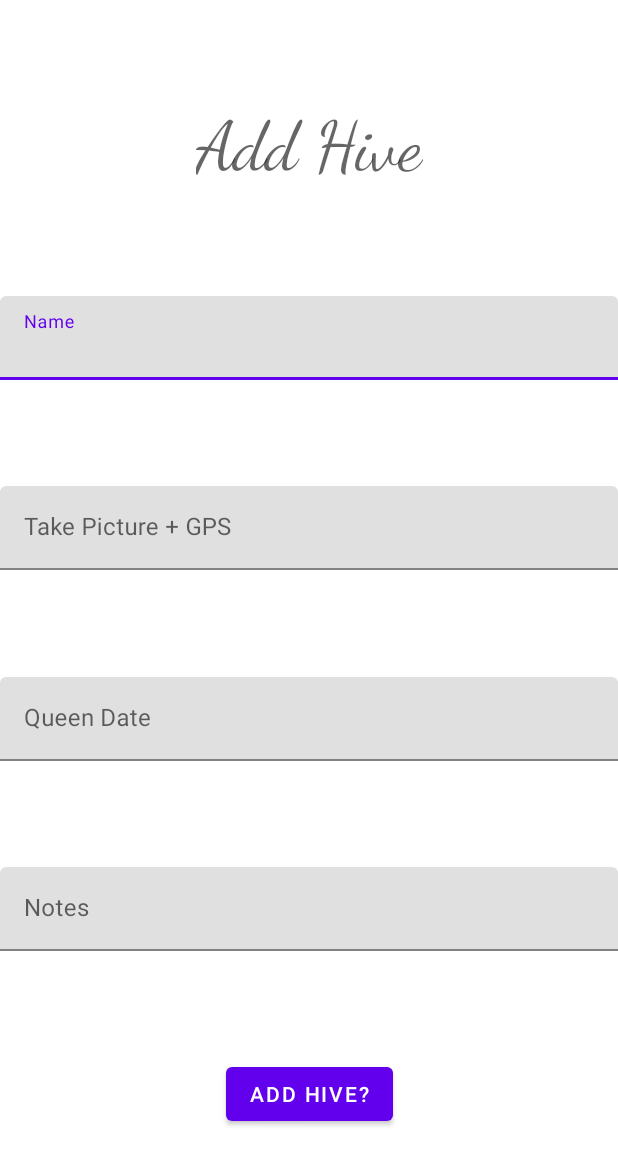
After one commit to typ0ninja/ColonyKeeper, an Android app: the layout add_bee_hive.xml on its own in the app's theme, with its tools: preview values and no code run, on a phone screen of 412 x 824 dp. The commit adds this screen. Shown: the top 1165 px of the screen. Run offline under Robolectric (Android 15) with nearby library versions, the phone set to English and light mode, and no system bars.

Commit message:
Added basic layout for adding BeeHives and BeeYards, still need to stylize and add code.

```diff
--- /dev/null
+++ b/app/src/main/res/layout/add_bee_hive.xml
@@ -0,0 +1,100 @@
+<?xml version="1.0" encoding="utf-8"?>
+<androidx.constraintlayout.widget.ConstraintLayout xmlns:android="http://schemas.android.com/apk/res/android"
+    android:layout_width="match_parent"
+    android:layout_height="match_parent"
+    xmlns:app="http://schemas.android.com/apk/res-auto">
+
+    <TextView
+        android:id="@+id/add_bee_hive_title"
+        android:layout_width="wrap_content"
+        android:layout_height="wrap_content"
+        android:fontFamily="cursive"
+        android:text="@string/add_hive_title"
+        android:textAppearance="@style/TextAppearance.AppCompat.Display2"
+        app:layout_constraintBottom_toTopOf="@id/bee_hive_name_input_layout"
+        app:layout_constraintEnd_toEndOf="parent"
+        app:layout_constraintStart_toStartOf="parent"
+        app:layout_constraintTop_toTopOf="parent" />
+
+    <com.google.android.material.textfield.TextInputLayout
+        android:layout_width="match_parent"
+        android:layout_height="wrap_content"
+        android:id="@+id/bee_hive_name_input_layout"
+        app:layout_constraintBottom_toTopOf="@id/bee_hive_picture_input_layout"
+        app:layout_constraintEnd_toEndOf="parent"
+        app:layout_constraintStart_toStartOf="parent"
+        app:layout_constraintTop_toBottomOf="@id/add_bee_hive_title">
+
+        <com.google.android.material.textfield.TextInputEditText
+            android:id="@+id/bee_hive_name_input"
+            android:layout_width="match_parent"
+            android:layout_height="wrap_content"
+            android:hint="@string/name_input_placeholder" />
+
+
+    </com.google.android.material.textfield.TextInputLayout>
+
+    <com.google.android.material.textfield.TextInputLayout
+        android:layout_width="match_parent"
+        android:layout_height="wrap_content"
+        android:id="@+id/bee_hive_picture_input_layout"
+        app:layout_constraintBottom_toTopOf="@id/bee_hive_queen_date_layout"
+        app:layout_constraintEnd_toEndOf="parent"
+        app:layout_constraintStart_toStartOf="parent"
+        app:layout_constraintTop_toBottomOf="@id/bee_hive_name_input_layout">
+
+        <com.google.android.material.textfield.TextInputEditText
+            android:id="@+id/bee_hive_picture_input"
+            android:layout_width="match_parent"
+            android:layout_height="wrap_content"
+            android:hint="@string/take_picture_gps_placeholder" />
+
+
+    </com.google.android.material.textfield.TextInputLayout>
+
+    <com.google.android.material.textfield.TextInputLayout
+        android:layout_width="match_parent"
+        android:layout_height="wrap_content"
+        android:id="@+id/bee_hive_queen_date_layout"
+        app:layout_constraintBottom_toTopOf="@id/bee_hive_notes_input_layout"
+        app:layout_constraintEnd_toEndOf="parent"
+        app:layout_constraintStart_toStartOf="parent"
+        app:layout_constraintTop_toBottomOf="@id/bee_hive_picture_input_layout">
+
+    <com.google.android.material.textfield.TextInputEditText
+        android:id="@+id/bee_hive_queen_date_input"
+        android:layout_width="match_parent"
+        android:layout_height="wrap_content"
+        android:hint="@string/queen_date_placeholder" />
+
+    </com.google.android.material.textfield.TextInputLayout>
+
+    <com.google.android.material.textfield.TextInputLayout
+        android:layout_width="match_parent"
+        android:layout_height="wrap_content"
+        android:id="@+id/bee_hive_notes_input_layout"
+        app:layout_constraintBottom_toTopOf="@id/add_bee_hive_button"
+        app:layout_constraintEnd_toEndOf="parent"
+        app:layout_constraintStart_toStartOf="parent"
+        app:layout_constraintTop_toBottomOf="@id/bee_hive_queen_date_layout">
+
+        <com.google.android.material.textfield.TextInputEditText
+            android:id="@+id/bee_hive_notes_input"
+            android:layout_width="match_parent"
+            android:layout_height="wrap_content"
+            android:hint="@string/notes_input_placeholder" />
+
+
+    </com.google.android.material.textfield.TextInputLayout>
+
+    <Button
+        android:id="@+id/add_bee_hive_button"
+        android:layout_width="wrap_content"
+        android:layout_height="wrap_content"
+        android:text="@string/add_hive_button"
+        app:layout_constraintBottom_toBottomOf="parent"
+        app:layout_constraintEnd_toEndOf="parent"
+        app:layout_constraintStart_toStartOf="parent"
+        app:layout_constraintTop_toBottomOf="@+id/bee_hive_notes_input_layout" />
+
+</androidx.constraintlayout.widget.ConstraintLayout>
--- a/app/src/main/res/values/strings.xml
+++ b/app/src/main/res/values/strings.xml
@@ -1,3 +1,11 @@
 <resources>
     <string name="app_name">ColonyKeeper</string>
+    <string name="add_hive_title">Add Hive</string>
+    <string name="name_input_placeholder">Name</string>
+    <string name="notes_input_placeholder">Notes</string>
+    <string name="queen_date_placeholder">Queen Date</string>
+    <string name="take_picture_gps_placeholder">Take Picture + GPS</string>
+    <string name="add_hive_button">Add Hive?</string>
+    <string name="add_bee_yard_title">Add Bee Yard</string>
+    <string name="add_yard_button">Add Yard?</string>
 </resources>
```
Also changed, not shown: app/src/main/res/layout/add_bee_yard.xml (added, +83 -0 lines).
